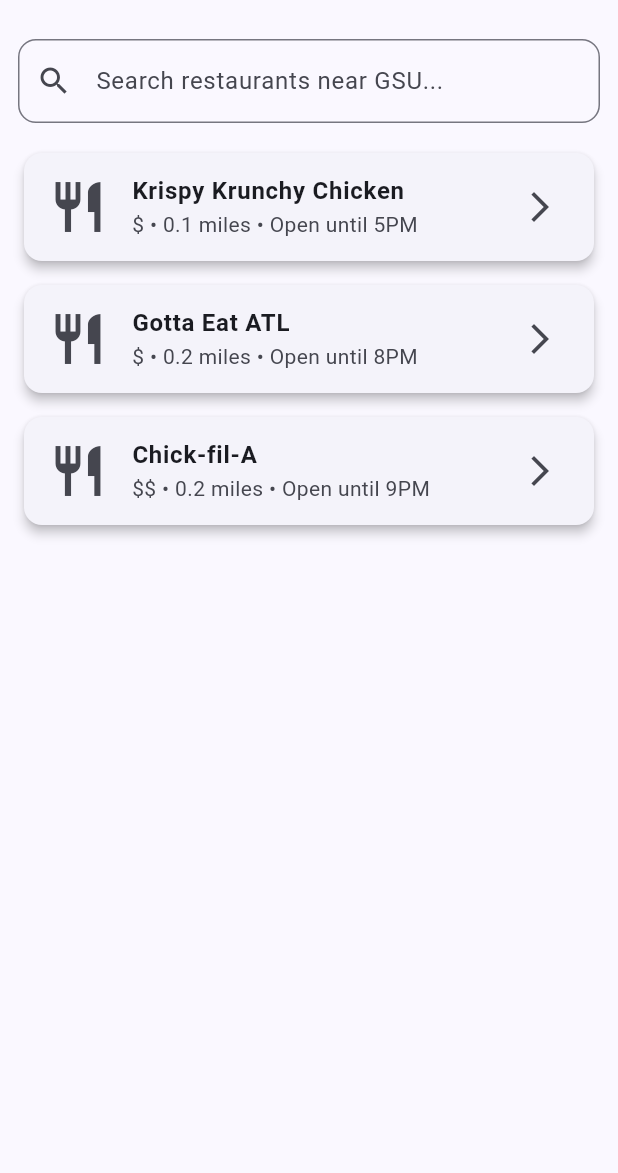
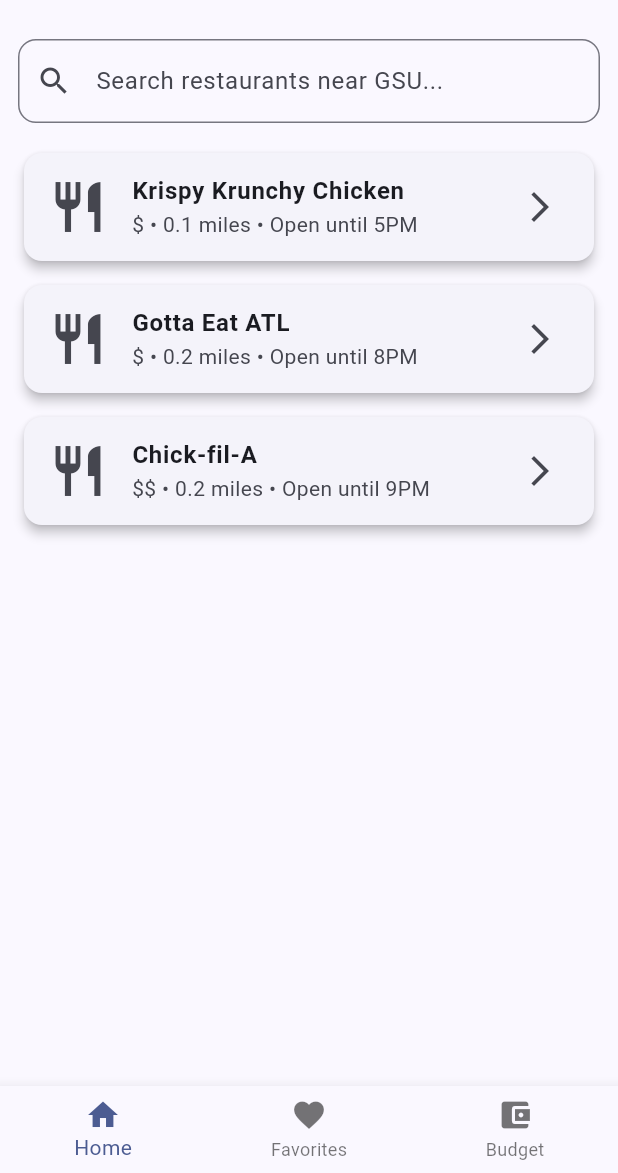
Before and after one commit to ryangpham/mad-project01, a Flutter app: the screen it shows after launch, on a phone screen of 412 x 824 dp, the part 63-1236 px from its top. Run offline on Flutter 3.47's test engine with Material 3 defaults, Android fonts, the phone set to English and light mode, and no system bars; our stand-ins replace shared_preferences, sqflite; accounts and stored records are empty.

Commit message:
feat: add navbar and favorites + budget UI

```diff
--- a/lib/main.dart
+++ b/lib/main.dart
@@ -1,6 +1,6 @@
 import 'package:flutter/material.dart';
 
-import 'screens/home_screen.dart';
+import 'screens/main_navigation_screen.dart';
 
 void main() {
   runApp(const PantherBitesApp());
@@ -18,7 +18,7 @@
         useMaterial3: true,
         colorSchemeSeed: const Color(0xFF0039A6), // GSU blue
       ),
-      home: const HomeScreen(),
+      home: const MainNavigationScreen(),
     );
   }
 }
--- /dev/null
+++ b/lib/screens/main_navigation_screen.dart
@@ -0,0 +1,48 @@
+import 'package:flutter/material.dart';
+
+import 'budget_screen.dart';
+import 'favorites_screen.dart';
+import 'home_screen.dart';
+
+class MainNavigationScreen extends StatefulWidget {
+  const MainNavigationScreen({super.key});
+
+  @override
+  State<MainNavigationScreen> createState() => _MainNavigationScreenState();
+}
+
+class _MainNavigationScreenState extends State<MainNavigationScreen> {
+  int _currentIndex = 0;
+
+  static const List<Widget> _pages = [
+    HomeScreen(),
+    FavoritesScreen(),
+    BudgetScreen(),
+  ];
+
+  @override
+  Widget build(BuildContext context) {
+    return Scaffold(
+      body: IndexedStack(index: _currentIndex, children: _pages),
+      bottomNavigationBar: BottomNavigationBar(
+        currentIndex: _currentIndex,
+        onTap: (index) {
+          setState(() {
+            _currentIndex = index;
+          });
+        },
+        items: const [
+          BottomNavigationBarItem(icon: Icon(Icons.home), label: 'Home'),
+          BottomNavigationBarItem(
+            icon: Icon(Icons.favorite),
+            label: 'Favorites',
+          ),
+          BottomNavigationBarItem(
+            icon: Icon(Icons.account_balance_wallet),
+            label: 'Budget',
+          ),
+        ],
+      ),
+    );
+  }
+}
```
Also changed, not shown: lib/screens/budget_screen.dart (+60 -1 lines), lib/screens/favorites_screen.dart (+43 -1 lines), lib/widgets/budget_card.dart (added, +47 -0 lines), lib/widgets/favorite_card.dart (added, +63 -0 lines), lib/widgets/meal_card.dart (added, +40 -0 lines).
